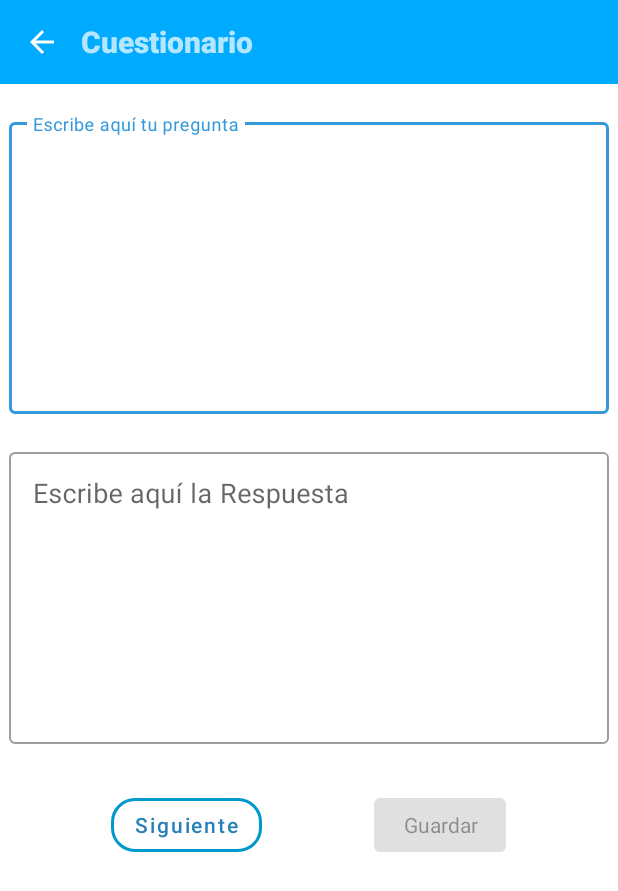
After one commit to Jonathan1429/Review, an Android app: the layout activity_modificar.xml on its own in the app's theme, with its tools: preview values and no code run, on a phone screen of 412 x 824 dp. The commit adds this screen. Shown: the top 891 px of the screen. Run offline under Robolectric (Android 15) with nearby library versions, the phone set to English and light mode, and no system bars.

Commit message:
Ya se pueden modificar guias, se pueden repetir y te muestra un mensaje sino tienes guias

```diff
--- a/app/build.gradle
+++ b/app/build.gradle
@@ -9,8 +9,8 @@ android {
         applicationId "com.jonathanev.repasar"
         minSdk 21
         targetSdk 32
-        versionCode 1
-        versionName "1.0"
+        versionCode 2
+        versionName "1.1"
 
         testInstrumentationRunner "androidx.test.runner.AndroidJUnitRunner"
     }
--- a/app/src/main/java/com/jonathanev/repasar/MainActivity.java
+++ b/app/src/main/java/com/jonathanev/repasar/MainActivity.java
@@ -49,7 +49,7 @@ public class MainActivity extends AppCompatActivity {
             @Override
             public void onClick(View view) {
                 // Defino la ruta donde busco los ficheros.
-                @SuppressLint("SdCardPath") File file = new File("/data/data/com.example.repasar/files/");
+                @SuppressLint("SdCardPath") File file = new File("/data/data/com.jonathanev.repasar/files/");
 
                 // Limpio el item por si se borra algun archivo no se quede guardado.
                 item.clear();
--- /dev/null
+++ b/app/src/main/res/layout/activity_modificar.xml
@@ -0,0 +1,101 @@
+<?xml version="1.0" encoding="utf-8"?>
+<androidx.constraintlayout.widget.ConstraintLayout xmlns:android="http://schemas.android.com/apk/res/android"
+    xmlns:app="http://schemas.android.com/apk/res-auto"
+    xmlns:tools="http://schemas.android.com/tools"
+    android:layout_width="match_parent"
+    android:layout_height="match_parent"
+    tools:context="com.jonathanev.repasar.Activities.Activity_Cuestionario">
+
+    <include
+        android:id="@+id/barra_superior_regreso"
+        layout="@layout/barra_superior_back"
+        android:layout_width="match_parent"
+        android:layout_height="wrap_content"/>
+
+    <com.google.android.material.textfield.TextInputLayout
+        android:id="@+id/tilContenidoPregunta"
+        android:labelFor="@+id/tvContenidoPregunta"
+        android:layout_width="match_parent"
+        android:layout_height="200dp"
+        android:layout_marginTop="20dp"
+        android:layout_marginStart="6dp"
+        android:layout_marginEnd="6dp"
+        app:endIconMode="clear_text"
+        app:layout_constraintTop_toBottomOf="@+id/barra_superior_regreso"
+        app:layout_constraintStart_toStartOf="parent"
+        app:layout_constraintEnd_toEndOf="parent"
+        style="@style/Widget.MaterialComponents.TextInputLayout.OutlinedBox">
+
+        <com.google.android.material.textfield.TextInputEditText
+            android:id="@+id/etPregunta"
+            android:layout_width="match_parent"
+            android:layout_height="match_parent"
+            android:autofillHints="testHint"
+            android:inputType="text|textMultiLine"
+            android:gravity="top"
+            android:scrollbars="vertical"
+            android:hint="@string/etContenidoPregunta"
+            android:textSize="18sp"/>
+    </com.google.android.material.textfield.TextInputLayout>
+
+    <com.google.android.material.textfield.TextInputLayout
+        android:id="@+id/tilContenidoRespuesta"
+        android:labelFor="@+id/tvContenidoPregunta"
+        android:layout_width="match_parent"
+        android:layout_height="200dp"
+        android:layout_marginTop="20dp"
+        android:layout_marginStart="6dp"
+        android:layout_marginEnd="6dp"
+        app:endIconMode="clear_text"
+        app:layout_constraintTop_toBottomOf="@+id/tilContenidoPregunta"
+        app:layout_constraintStart_toStartOf="parent"
+        app:layout_constraintEnd_toEndOf="parent"
+        style="@style/Widget.MaterialComponents.TextInputLayout.OutlinedBox">
+
+        <com.google.android.material.textfield.TextInputEditText
+            android:id="@+id/etRespuesta"
+            android:layout_width="match_parent"
+            android:layout_height="match_parent"
+            android:autofillHints="testHint"
+            android:inputType="text|textMultiLine"
+            android:gravity="top"
+            android:scrollbars="vertical"
+            android:hint="@string/etContenidoRespuesta"
+            android:textSize="18sp"/>
+    </com.google.android.material.textfield.TextInputLayout>
+
+    <Button
+        android:id="@+id/btnSiguientePregunta"
+        android:text="@string/btnSiguiente"
+        app:layout_constraintTop_toBottomOf="@+id/tilContenidoRespuesta"
+        app:layout_constraintStart_toStartOf="parent"
+        app:layout_constraintEnd_toStartOf="@+id/btnGuardarGuia"
+        style="@style/btnGenerales"/>
+
+    <Button
+        android:id="@+id/btnMasPreguntas"
+        android:text="@string/btnSiguiente"
+        android:visibility="invisible"
+        app:layout_constraintTop_toBottomOf="@+id/tilContenidoRespuesta"
+        app:layout_constraintStart_toStartOf="parent"
+        app:layout_constraintEnd_toStartOf="@+id/btnGuardarGuia"
+        style="@style/btnGenerales"/>
+
+    <Button
+        android:id="@+id/btnGuardarGuia"
+        android:text="@string/btnGuardarGuia"
+        android:visibility="invisible"
+        app:layout_constraintTop_toBottomOf="@+id/tilContenidoRespuesta"
+        app:layout_constraintEnd_toEndOf="parent"
+        app:layout_constraintStart_toEndOf="@+id/btnSiguientePregunta"
+        style="@style/btnGenerales"/>
+
+    <Button
+        android:id="@+id/btnGuardarGuiaInhabilitado"
+        android:text="@string/btnGuardarGuia"
+        app:layout_constraintTop_toBottomOf="@+id/tilContenidoRespuesta"
+        app:layout_constraintEnd_toEndOf="parent"
+        app:layout_constraintStart_toEndOf="@+id/btnSiguientePregunta"
+        style="@style/btnInhabilitado"/>
+
+</androidx.constraintlayout.widget.ConstraintLayout>
```
Also changed, not shown: app/src/main/AndroidManifest.xml (+11 -8 lines), app/src/main/java/com/jonathanev/repasar/Activities/Activity_Cuestionario.java (+3 -10 lines), app/src/main/java/com/jonathanev/repasar/Activities/Activity_Modificar.java (added, +257 -0 lines), app/src/main/java/com/jonathanev/repasar/Activities/Activity_RepasarGuia.java (+20 -2 lines), app/src/main/java/com/jonathanev/repasar/Fragments/Fragment_DialogListarGuias_popup.java (+66 -1 lines), app/src/main/res/layout/fragment_listar_guias.xml (+25 -7 lines).
